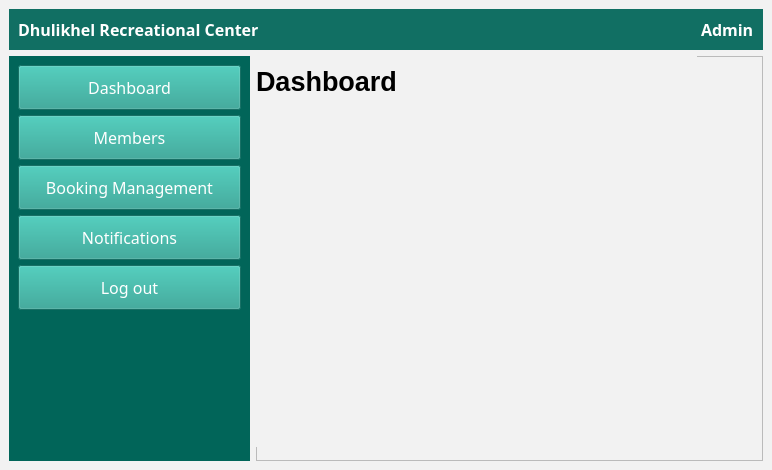
First picture: the form in admindashboard.ui, repository sanjibdahal/RCMS, before the edit.
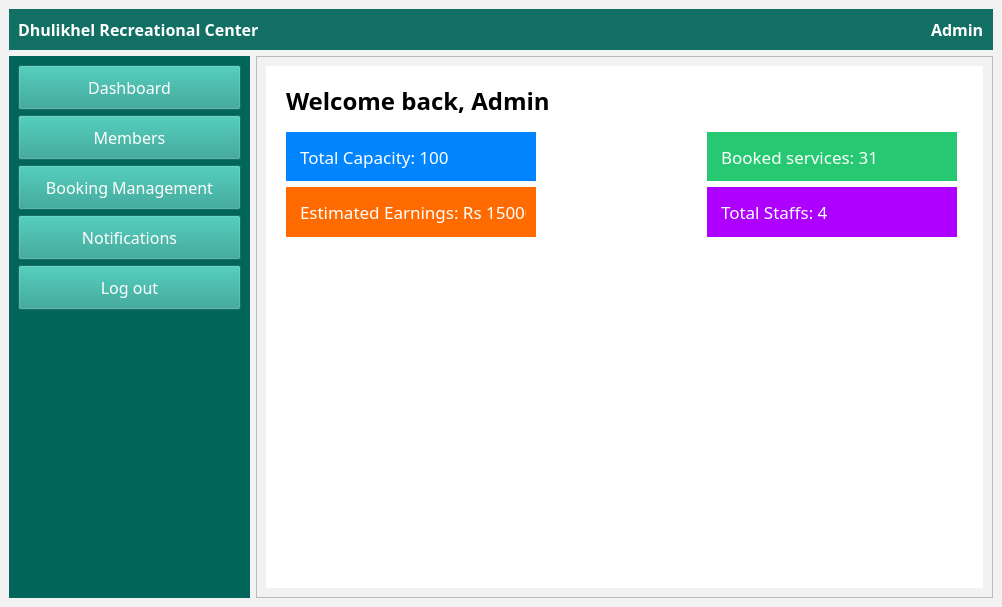
Second picture: the form after the edit.

The edit to the form file:
```diff
--- a/admindashboard.ui
+++ b/admindashboard.ui
@@ -6,8 +6,8 @@
    <rect>
     <x>0</x>
     <y>0</y>
-    <width>772</width>
-    <height>470</height>
+    <width>1002</width>
+    <height>607</height>
    </rect>
   </property>
   <property name="windowTitle">
@@ -327,28 +327,28 @@
         <property name="frameShadow">
          <enum>QFrame::Raised</enum>
         </property>
+        <layout class="QVBoxLayout" name="verticalLayout_3">
+         <item>
         <widget class="QStackedWidget" name="stackedWidget">
-         <property name="geometry">
-          <rect>
-           <x>0</x>
-           <y>0</y>
-           <width>441</width>
-           <height>391</height>
-          </rect>
+           <property name="styleSheet">
+            <string notr="true">background: #fff;</string>
          </property>
          <property name="currentIndex">
           <number>0</number>
          </property>
          <widget class="QWidget" name="page">
+            <widget class="QWidget" name="">
+             <property name="geometry">
+              <rect>
+               <x>20</x>
+               <y>10</y>
+               <width>671</width>
+               <height>161</height>
+              </rect>
+             </property>
+             <layout class="QVBoxLayout" name="verticalLayout_4">
+              <item>
           <widget class="QLabel" name="label_3">
-           <property name="geometry">
-            <rect>
-             <x>0</x>
-             <y>10</y>
-             <width>141</width>
-             <height>31</height>
-            </rect>
-           </property>
            <property name="maximumSize">
             <size>
              <width>16777215</width>
@@ -357,7 +357,8 @@
            </property>
            <property name="font">
             <font>
-             <pointsize>20</pointsize>
+                  <family>Poppins</family>
+                  <pointsize>18</pointsize>
              <bold>true</bold>
             </font>
            </property>
@@ -365,8 +366,185 @@
             <string notr="true">color: #000; </string>
            </property>
            <property name="text">
-            <string>Dashboard</string>
-           </property>
+                 <string>Welcome back, Admin</string>
+                </property>
+               </widget>
+              </item>
+              <item>
+               <layout class="QHBoxLayout" name="horizontalLayout_4">
+                <item>
+                 <widget class="QLabel" name="label_4">
+                  <property name="sizePolicy">
+                   <sizepolicy hsizetype="Minimum" vsizetype="Preferred">
+                    <horstretch>0</horstretch>
+                    <verstretch>0</verstretch>
+                   </sizepolicy>
+                  </property>
+                  <property name="minimumSize">
+                   <size>
+                    <width>250</width>
+                    <height>45</height>
+                   </size>
+                  </property>
+                  <property name="maximumSize">
+                   <size>
+                    <width>16777215</width>
+                    <height>16777213</height>
+                   </size>
+                  </property>
+                  <property name="font">
+                   <font>
+                    <family>Poppins</family>
+                    <pointsize>13</pointsize>
+                    <bold>false</bold>
+                   </font>
+                  </property>
+                  <property name="styleSheet">
+                   <string notr="true">color: #fff; background: #0085FF; padding: 0 10px;</string>
+                  </property>
+                  <property name="text">
+                   <string>Total Capacity: 100</string>
+                  </property>
+                 </widget>
+                </item>
+                <item>
+                 <spacer name="horizontalSpacer_2">
+                  <property name="orientation">
+                   <enum>Qt::Horizontal</enum>
+                  </property>
+                  <property name="sizeHint" stdset="0">
+                   <size>
+                    <width>40</width>
+                    <height>20</height>
+                   </size>
+                  </property>
+                 </spacer>
+                </item>
+                <item>
+                 <widget class="QLabel" name="label_6">
+                  <property name="sizePolicy">
+                   <sizepolicy hsizetype="Minimum" vsizetype="Preferred">
+                    <horstretch>0</horstretch>
+                    <verstretch>0</verstretch>
+                   </sizepolicy>
+                  </property>
+                  <property name="minimumSize">
+                   <size>
+                    <width>250</width>
+                    <height>45</height>
+                   </size>
+                  </property>
+                  <property name="maximumSize">
+                   <size>
+                    <width>16777215</width>
+                    <height>16777213</height>
+                   </size>
+                  </property>
+                  <property name="font">
+                   <font>
+                    <family>Poppins</family>
+                    <pointsize>13</pointsize>
+                    <bold>false</bold>
+                   </font>
+                  </property>
+                  <property name="styleSheet">
+                   <string notr="true">color: #fff; background: #26C971; padding: 0 10px;</string>
+                  </property>
+                  <property name="text">
+                   <string>Booked services: 31</string>
+                  </property>
+                 </widget>
+                </item>
+               </layout>
+              </item>
+              <item>
+               <layout class="QHBoxLayout" name="horizontalLayout_5">
+                <item>
+                 <widget class="QLabel" name="label_8">
+                  <property name="sizePolicy">
+                   <sizepolicy hsizetype="Minimum" vsizetype="Preferred">
+                    <horstretch>0</horstretch>
+                    <verstretch>0</verstretch>
+                   </sizepolicy>
+                  </property>
+                  <property name="minimumSize">
+                   <size>
+                    <width>250</width>
+                    <height>45</height>
+                   </size>
+                  </property>
+                  <property name="maximumSize">
+                   <size>
+                    <width>250</width>
+                    <height>16777213</height>
+                   </size>
+                  </property>
+                  <property name="font">
+                   <font>
+                    <family>Poppins</family>
+                    <pointsize>13</pointsize>
+                    <bold>false</bold>
+                   </font>
+                  </property>
+                  <property name="styleSheet">
+                   <string notr="true">color: #fff; background: #FF6B00; padding: 0 10px;</string>
+                  </property>
+                  <property name="text">
+                   <string>Estimated Earnings: Rs 15000</string>
+                  </property>
+                 </widget>
+                </item>
+                <item>
+                 <spacer name="horizontalSpacer_3">
+                  <property name="orientation">
+                   <enum>Qt::Horizontal</enum>
+                  </property>
+                  <property name="sizeHint" stdset="0">
+                   <size>
+                    <width>40</width>
+                    <height>20</height>
+                   </size>
+                  </property>
+                 </spacer>
+                </item>
+                <item>
+                 <widget class="QLabel" name="label_7">
+                  <property name="sizePolicy">
+                   <sizepolicy hsizetype="Minimum" vsizetype="Preferred">
+                    <horstretch>0</horstretch>
+                    <verstretch>0</verstretch>
+                   </sizepolicy>
+                  </property>
+                  <property name="minimumSize">
+                   <size>
+                    <width>250</width>
+                    <height>45</height>
+                   </size>
+                  </property>
+                  <property name="maximumSize">
+                   <size>
+                    <width>16777215</width>
+                    <height>16777213</height>
+                   </size>
+                  </property>
+                  <property name="font">
+                   <font>
+                    <family>Poppins</family>
+                    <pointsize>13</pointsize>
+                    <bold>false</bold>
+                   </font>
+                  </property>
+                  <property name="styleSheet">
+                   <string notr="true">color: #fff; background: #AD00FF; padding: 0 10px;</string>
+                  </property>
+                  <property name="text">
+                   <string>Total Staffs: 4</string>
+                  </property>
+                 </widget>
+                </item>
+               </layout>
+              </item>
+             </layout>
           </widget>
          </widget>
          <widget class="QWidget" name="page_2">
@@ -400,6 +578,8 @@
           </widget>
          </widget>
         </widget>
+         </item>
+        </layout>
        </widget>
       </item>
      </layout>
```
Left out of the diff: 5 changed lines with no effect on the pictures. Lines whose indentation alone changed are shown as unchanged.
